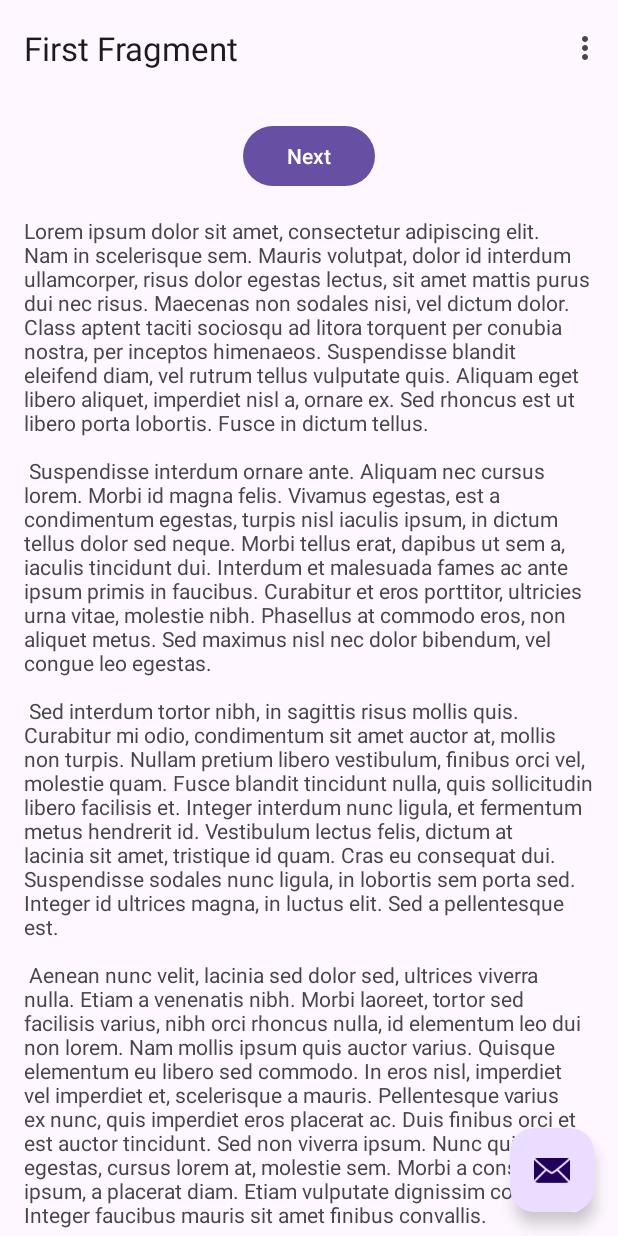
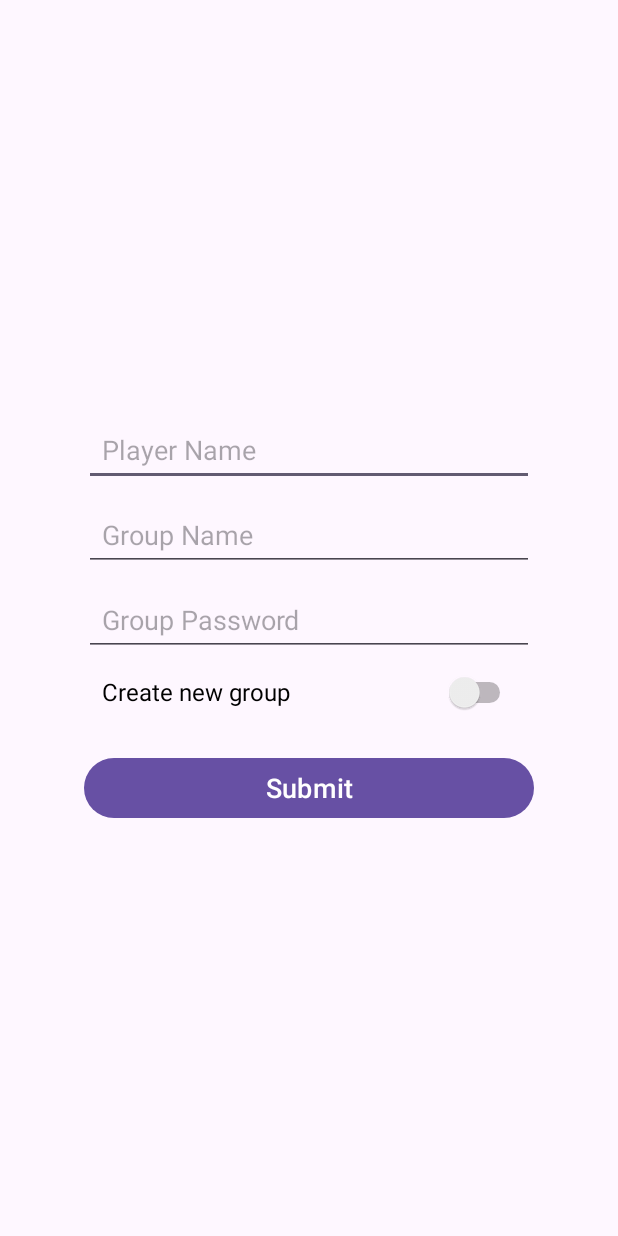
Before and after one commit to Fabo011/board-gamer-app, an Android app: the screen it shows after launch (MainActivity), on a phone screen of 412 x 824 dp. Run offline under Robolectric (Android 15) with nearby library versions, the light colour scheme and no system bars; our stand-ins replace Firebase (no records; nobody signed in at launch, a user with empty details on screens opened directly).

Commit message:
database connection works.

```diff
--- a/app/build.gradle.kts
+++ b/app/build.gradle.kts
@@ -46,4 +46,5 @@ dependencies {
     androidTestImplementation(libs.ext.junit)
     androidTestImplementation(libs.espresso.core)
     implementation(platform(libs.firebase.bom))
+    implementation(libs.firebase.firestore)
 }
--- a/app/src/main/java/com/example/boardgamerapp/MainActivity.java
+++ b/app/src/main/java/com/example/boardgamerapp/MainActivity.java
@@ -1,27 +1,28 @@
 package com.example.boardgamerapp;
 
 import android.os.Bundle;
-
-import com.google.android.material.snackbar.Snackbar;
+import android.util.Log;
+import android.view.View;
+import android.widget.Button;
+import android.widget.EditText;
+import android.widget.Switch;
+import android.widget.Toast;
 
 import androidx.appcompat.app.AppCompatActivity;
-
-import android.view.View;
-
 import androidx.navigation.NavController;
 import androidx.navigation.Navigation;
-import androidx.navigation.ui.AppBarConfiguration;
-import androidx.navigation.ui.NavigationUI;
 
+import com.example.boardgamerapp.database.Database;
 import com.example.boardgamerapp.databinding.ActivityMainBinding;
-
-import android.view.Menu;
-import android.view.MenuItem;
+import com.google.firebase.firestore.DocumentSnapshot;
 
 public class MainActivity extends AppCompatActivity {
 
-    private AppBarConfiguration appBarConfiguration;
     private ActivityMainBinding binding;
+    private EditText etPlayerName, etGroupName, etGroupPassword;
+    private Switch toggleSwitch;
+    private Button btnSubmit;
+    private Database database;
 
     @Override
     protected void onCreate(Bundle savedInstanceState) {
@@ -30,48 +31,70 @@ public class MainActivity extends AppCompatActivity {
         binding = ActivityMainBinding.inflate(getLayoutInflater());
         setContentView(binding.getRoot());
 
-        setSupportActionBar(binding.toolbar);
+        // Initialize database
+        database = new Database();
 
-        NavController navController = Navigation.findNavController(this, R.id.nav_host_fragment_content_main);
-        appBarConfiguration = new AppBarConfiguration.Builder(navController.getGraph()).build();
-        NavigationUI.setupActionBarWithNavController(this, navController, appBarConfiguration);
+        // Initialize UI elements
+        etPlayerName = findViewById(R.id.etPlayerName);
+        etGroupName = findViewById(R.id.etGroupName);
+        etGroupPassword = findViewById(R.id.etGroupPassword);
+        toggleSwitch = findViewById(R.id.toggleSwitch);
+        btnSubmit = findViewById(R.id.btnSubmit);
 
-        binding.fab.setOnClickListener(new View.OnClickListener() {
-            @Override
-            public void onClick(View view) {
-                Snackbar.make(view, "Replace with your own action", Snackbar.LENGTH_LONG)
-                        .setAnchorView(R.id.fab)
-                        .setAction("Action", null).show();
-            }
-        });
+        // Handle form submission
+        btnSubmit.setOnClickListener(view -> handleFormSubmission());
     }
 
-    @Override
-    public boolean onCreateOptionsMenu(Menu menu) {
-        // Inflate the menu; this adds items to the action bar if it is present.
-        getMenuInflater().inflate(R.menu.menu_main, menu);
-        return true;
+    private void handleFormSubmission() {
+        String playerName = etPlayerName.getText().toString().trim();
+        String groupName = etGroupName.getText().toString().trim();
+        String groupPassword = etGroupPassword.getText().toString().trim();
+        boolean isCreatingGroup = toggleSwitch.isChecked();
+
+        if (playerName.isEmpty() || groupName.isEmpty() || groupPassword.isEmpty()) {
+            Toast.makeText(this, "Please fill all fields", Toast.LENGTH_SHORT).show();
+            return;
+        }
+
+        Log.d("DEBUG", "Submit button clicked");
+
+        if (isCreatingGroup) {
+            // Creating a new group
+            Log.d("DEBUG", "Creating a new group");
+            database.fetchGroup(groupName, task -> {
+                if (task.isSuccessful()) {
+                    DocumentSnapshot document = task.getResult();
+                    if (document.exists()) {
+                        Toast.makeText(this, "Group already exists!", Toast.LENGTH_SHORT).show();
+                    } else {
+                        // Create group with the first player
+                        database.createGroup(groupName, groupPassword, playerName, "sample_fcm_token");
+                        navigateToSecondFragment();
+                    }
+                } else {
+                    Toast.makeText(this, "Error checking group", Toast.LENGTH_SHORT).show();
+                }
+            });
+        } else {
+            // Joining an existing group
+            database.fetchGroup(groupName, task -> {
+                if (task.isSuccessful() && task.getResult().exists()) {
+                    String storedPassword = task.getResult().getString("grouppassword");
+                    if (storedPassword != null && storedPassword.equals(groupPassword)) {
+                        navigateToSecondFragment();
+                    } else {
+                        Toast.makeText(this, "Incorrect group password!", Toast.LENGTH_SHORT).show();
+                    }
+                } else {
+                    Toast.makeText(this, "Group not found!", Toast.LENGTH_SHORT).show();
+                }
+            });
+        }
     }
 
-    @Override
-    public boolean onOptionsItemSelected(MenuItem item) {
-        // Handle action bar item clicks here. The action bar will
-        // automatically handle clicks on the Home/Up button, so long
-        // as you specify a parent activity in AndroidManifest.xml.
-        int id = item.getItemId();
-
-        //noinspection SimplifiableIfStatement
-        if (id == R.id.action_settings) {
-            return true;
-        }
-
-        return super.onOptionsItemSelected(item);
-    }
-
-    @Override
-    public boolean onSupportNavigateUp() {
-        NavController navController = Navigation.findNavController(this, R.id.nav_host_fragment_content_main);
-        return NavigationUI.navigateUp(navController, appBarConfiguration)
-                || super.onSupportNavigateUp();
+    private void navigateToSecondFragment() {
+        //NavController navController = Navigation.findNavController(this, R.id.nav_host_fragment_content_main);
+        //navController.navigate(R.id.action_FirstFragment_to_SecondFragment);
+        Toast.makeText(this, "Successfully joined the group.", Toast.LENGTH_SHORT).show();
     }
 }
--- a/app/src/main/res/layout/activity_main.xml
+++ b/app/src/main/res/layout/activity_main.xml
@@ -1,33 +1,71 @@
 <?xml version="1.0" encoding="utf-8"?>
-<androidx.coordinatorlayout.widget.CoordinatorLayout xmlns:android="http://schemas.android.com/apk/res/android"
+<androidx.constraintlayout.widget.ConstraintLayout
+    xmlns:android="http://schemas.android.com/apk/res/android"
     xmlns:app="http://schemas.android.com/apk/res-auto"
     xmlns:tools="http://schemas.android.com/tools"
     android:layout_width="match_parent"
     android:layout_height="match_parent"
-    android:fitsSystemWindows="true"
     tools:context=".MainActivity">
 
-    <com.google.android.material.appbar.AppBarLayout
-        android:layout_width="match_parent"
-        android:layout_height="wrap_content"
-        android:fitsSystemWindows="true">
-
-        <com.google.android.material.appbar.MaterialToolbar
-            android:id="@+id/toolbar"
-            android:layout_width="match_parent"
-            android:layout_height="?attr/actionBarSize" />
-
-    </com.google.android.material.appbar.AppBarLayout>
-
-    <include layout="@layout/content_main" />
-
-    <com.google.android.material.floatingactionbutton.FloatingActionButton
-        android:id="@+id/fab"
+    <!-- Form Container -->
+    <LinearLayout
         android:layout_width="wrap_content"
         android:layout_height="wrap_content"
-        android:layout_gravity="bottom|end"
-        android:layout_marginEnd="@dimen/fab_margin"
-        android:layout_marginBottom="16dp"
-        app:srcCompat="@android:drawable/ic_dialog_email" />
+        android:orientation="vertical"
+        android:padding="24dp"
+        android:gravity="center"
+        app:layout_constraintTop_toTopOf="parent"
+        app:layout_constraintBottom_toBottomOf="parent"
+        app:layout_constraintStart_toStartOf="parent"
+        app:layout_constraintEnd_toEndOf="parent">
 
-</androidx.coordinatorlayout.widget.CoordinatorLayout>
+        <!-- Player Name Input -->
+        <EditText
+            android:id="@+id/etPlayerName"
+            android:layout_width="300dp"
+            android:layout_height="wrap_content"
+            android:hint="Player Name"
+            android:padding="12dp"/>
+
+        <!-- Group Name Input -->
+        <EditText
+            android:id="@+id/etGroupName"
+            android:layout_width="300dp"
+            android:layout_height="wrap_content"
+            android:hint="Group Name"
+            android:padding="12dp"
+            android:layout_marginTop="8dp"/>
+
+        <!-- Group Password Input -->
+        <EditText
+            android:id="@+id/etGroupPassword"
+            android:layout_width="300dp"
+            android:layout_height="wrap_content"
+            android:hint="Group Password"
+            android:inputType="textPassword"
+            android:padding="12dp"
+            android:layout_marginTop="8dp"/>
+
+        <!-- Toggle Switch -->
+        <Switch
+            android:id="@+id/toggleSwitch"
+            android:layout_width="match_parent"
+            android:layout_height="wrap_content"
+            android:minHeight="48dp"
+            android:padding="12dp"
+            android:text="Create new group"
+            android:textSize="16sp"
+            android:textColor="@color/black"/>
+
+        <!-- Submit Button -->
+        <Button
+            android:id="@+id/btnSubmit"
+            android:layout_width="match_parent"
+            android:layout_height="wrap_content"
+            android:text="Submit"
+            android:textSize="18sp"
+            android:textColor="@color/white"
+            android:layout_marginTop="16dp"/>
+    </LinearLayout>
+
+</androidx.constraintlayout.widget.ConstraintLayout>
--- a/app/src/main/res/values/strings.xml
+++ b/app/src/main/res/values/strings.xml
@@ -8,39 +8,6 @@
     <string name="previous">Previous</string>
 
     <string name="lorem_ipsum">
-        Lorem ipsum dolor sit amet, consectetur adipiscing elit. Nam in scelerisque sem. Mauris
-        volutpat, dolor id interdum ullamcorper, risus dolor egestas lectus, sit amet mattis purus
-        dui nec risus. Maecenas non sodales nisi, vel dictum dolor. Class aptent taciti sociosqu ad
-        litora torquent per conubia nostra, per inceptos himenaeos. Suspendisse blandit eleifend
-        diam, vel rutrum tellus vulputate quis. Aliquam eget libero aliquet, imperdiet nisl a,
-        ornare ex. Sed rhoncus est ut libero porta lobortis. Fusce in dictum tellus.\n\n
-        Suspendisse interdum ornare ante. Aliquam nec cursus lorem. Morbi id magna felis. Vivamus
-        egestas, est a condimentum egestas, turpis nisl iaculis ipsum, in dictum tellus dolor sed
-        neque. Morbi tellus erat, dapibus ut sem a, iaculis tincidunt dui. Interdum et malesuada
-        fames ac ante ipsum primis in faucibus. Curabitur et eros porttitor, ultricies urna vitae,
-        molestie nibh. Phasellus at commodo eros, non aliquet metus. Sed maximus nisl nec dolor
-        bibendum, vel congue leo egestas.\n\n
-        Sed interdum tortor nibh, in sagittis risus mollis quis. Curabitur mi odio, condimentum sit
-        amet auctor at, mollis non turpis. Nullam pretium libero vestibulum, finibus orci vel,
-        molestie quam. Fusce blandit tincidunt nulla, quis sollicitudin libero facilisis et. Integer
-        interdum nunc ligula, et fermentum metus hendrerit id. Vestibulum lectus felis, dictum at
-        lacinia sit amet, tristique id quam. Cras eu consequat dui. Suspendisse sodales nunc ligula,
-        in lobortis sem porta sed. Integer id ultrices magna, in luctus elit. Sed a pellentesque
-        est.\n\n
-        Aenean nunc velit, lacinia sed dolor sed, ultrices viverra nulla. Etiam a venenatis nibh.
-        Morbi laoreet, tortor sed facilisis varius, nibh orci rhoncus nulla, id elementum leo dui
-        non lorem. Nam mollis ipsum quis auctor varius. Quisque elementum eu libero sed commodo. In
-        eros nisl, imperdiet vel imperdiet et, scelerisque a mauris. Pellentesque varius ex nunc,
-        quis imperdiet eros placerat ac. Duis finibus orci et est auctor tincidunt. Sed non viverra
-        ipsum. Nunc quis augue egestas, cursus lorem at, molestie sem. Morbi a consectetur ipsum, a
-        placerat diam. Etiam vulputate dignissim convallis. Integer faucibus mauris sit amet finibus
-        convallis.\n\n
-        Phasellus in aliquet mi. Pellentesque habitant morbi tristique senectus et netus et
-        malesuada fames ac turpis egestas. In volutpat arcu ut felis sagittis, in finibus massa
-        gravida. Pellentesque id tellus orci. Integer dictum, lorem sed efficitur ullamcorper,
-        libero justo consectetur ipsum, in mollis nisl ex sed nisl. Donec maximus ullamcorper
-        sodales. Praesent bibendum rhoncus tellus nec feugiat. In a ornare nulla. Donec rhoncus
-        libero vel nunc consequat, quis tincidunt nisl eleifend. Cras bibendum enim a justo luctus
-        vestibulum. Fusce dictum libero quis erat maximus, vitae volutpat diam dignissim.
+        Lorem ipsum dolor sit amet, consectetur adipiscing elit. Nam in scelerisque sem.
     </string>
 </resources>
--- a/gradle/libs.versions.toml
+++ b/gradle/libs.versions.toml
@@ -12,6 +12,7 @@ navigationUi = "2.8.7"
 
 [libraries]
 firebase-bom = { module = "com.google.firebase:firebase-bom", version.ref = "firebaseBom" }
+firebase-firestore = { module = "com.google.firebase:firebase-firestore" }
 junit = { group = "junit", name = "junit", version.ref = "junit" }
 ext-junit = { group = "androidx.test.ext", name = "junit", version.ref = "junitVersion" }
 espresso-core = { group = "androidx.test.espresso", name = "espresso-core", version.ref = "espressoCore" }
```
Also changed, not shown: app/src/main/java/com/example/boardgamerapp/database/Database.java (added, +92 -0 lines).
